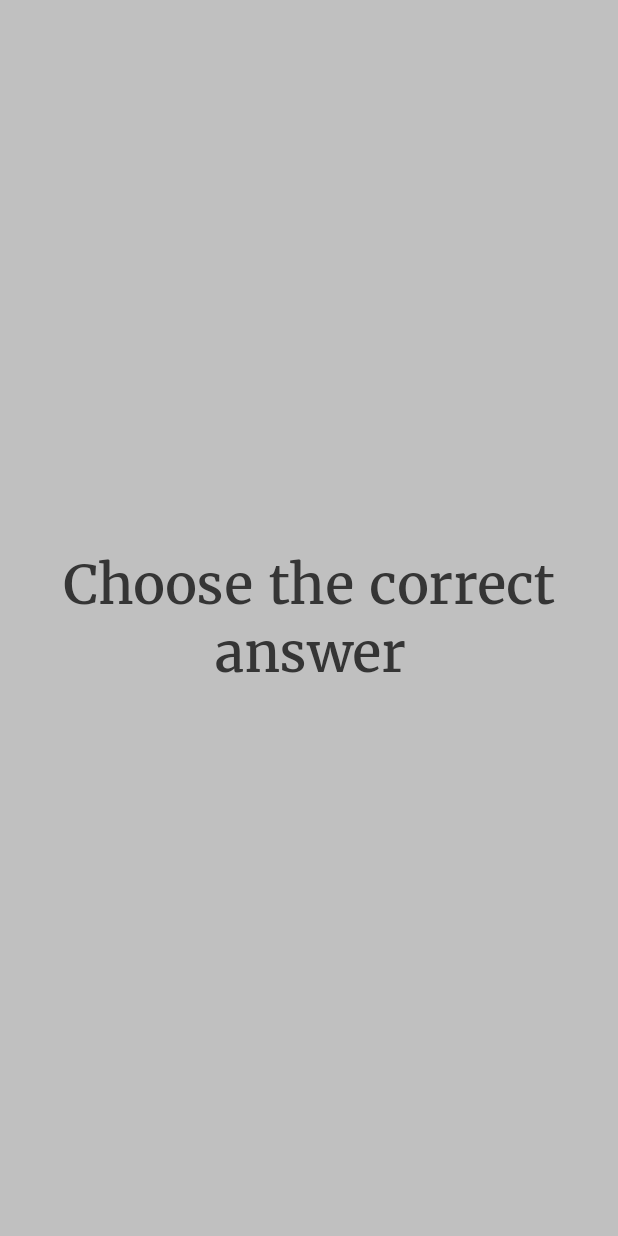
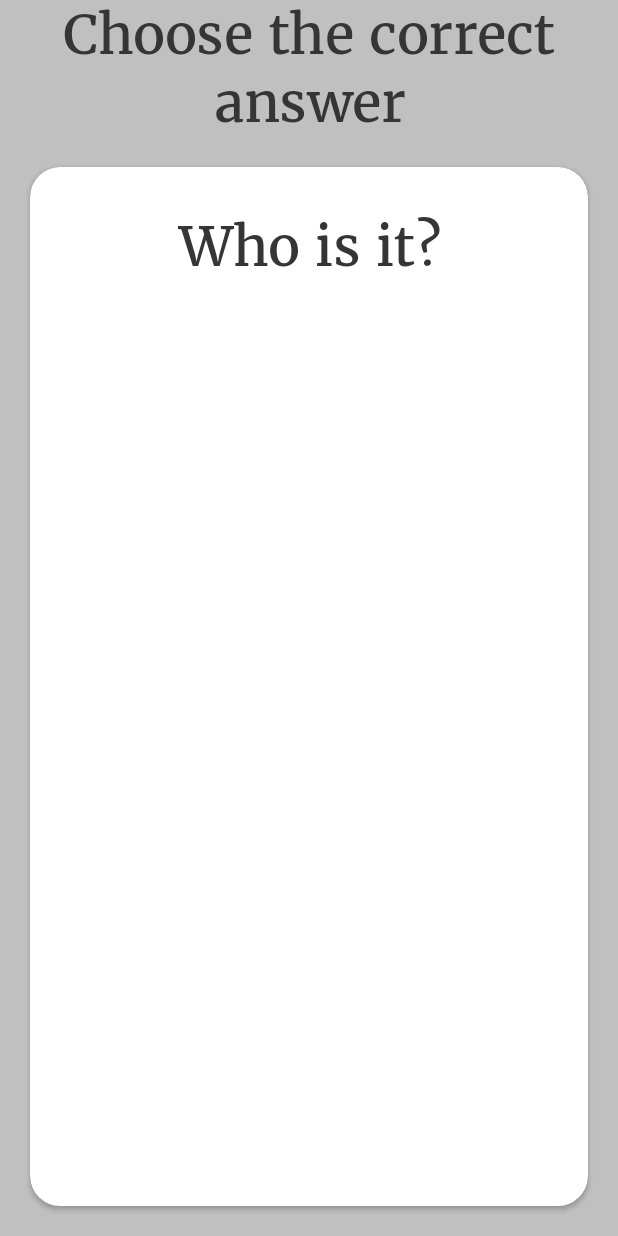
Before and after one commit to EinTheFrog/HistoryQuiz, an Android app: the MainGameFragment screen opened through its navigation route, on a phone screen of 412 x 824 dp. Run offline under Robolectric (Android 15) with nearby library versions, the phone set to English and light mode, and no system bars.

Commit message:
Add quiz card

```diff
--- a/app/build.gradle
+++ b/app/build.gradle
@@ -40,6 +40,7 @@ dependencies {
     implementation "androidx.navigation:navigation-fragment:$nav_version"
     implementation "androidx.navigation:navigation-ui:$nav_version"
     implementation "androidx.navigation:navigation-dynamic-features-fragment:$nav_version"
+    implementation "androidx.cardview:cardview:1.0.0"
 
     testImplementation 'junit:junit:4.13.2'
 
--- /dev/null
+++ b/app/src/main/java/com/einthefrog/historyquiz/ui/QuizCardFragment.java
@@ -0,0 +1,23 @@
+package com.einthefrog.historyquiz.ui;
+
+import android.os.Bundle;
+import android.view.LayoutInflater;
+import android.view.View;
+import android.view.ViewGroup;
+
+import androidx.fragment.app.Fragment;
+
+import com.einthefrog.historyquiz.databinding.FragmentQuizCardBinding;
+
+public class QuizCardFragment extends Fragment {
+
+    @Override
+    public View onCreateView(
+            LayoutInflater inflater,
+            ViewGroup container,
+            Bundle savedInstanceState
+    ) {
+        FragmentQuizCardBinding binding = FragmentQuizCardBinding.inflate(getLayoutInflater());
+        return binding.getRoot();
+    }
+}
--- a/app/src/main/res/layout/fragment_main_game.xml
+++ b/app/src/main/res/layout/fragment_main_game.xml
@@ -14,7 +14,23 @@
         android:layout_height="wrap_content"
         app:layout_constraintTop_toTopOf="parent"
         app:layout_constraintStart_toStartOf="parent"
+        app:layout_constraintEnd_toEndOf="parent" />
+
+    <androidx.cardview.widget.CardView
+        android:layout_width="0dp"
+        android:layout_height="0dp"
+        android:layout_margin="@dimen/quiz_card_margin"
+        app:cardCornerRadius="@dimen/quiz_card_corner_radius"
+        app:layout_constraintTop_toBottomOf="@id/text_task"
+        app:layout_constraintStart_toStartOf="parent"
         app:layout_constraintEnd_toEndOf="parent"
-        app:layout_constraintBottom_toBottomOf="parent" />
+        app:layout_constraintBottom_toBottomOf="parent">
+        <androidx.fragment.app.FragmentContainerView
+            android:id="@+id/quiz_card_fragment"
+            android:name="com.einthefrog.historyquiz.ui.QuizCardFragment"
+            android:layout_width="match_parent"
+            android:layout_height="match_parent"
+            android:layout_margin="@dimen/quiz_card_corner_radius"/>
+    </androidx.cardview.widget.CardView>
 
 </androidx.constraintlayout.widget.ConstraintLayout>
--- /dev/null
+++ b/app/src/main/res/layout/fragment_quiz_card.xml
@@ -0,0 +1,20 @@
+<?xml version="1.0" encoding="utf-8"?>
+<androidx.constraintlayout.widget.ConstraintLayout
+    xmlns:android="http://schemas.android.com/apk/res/android"
+    xmlns:app="http://schemas.android.com/apk/res-auto"
+    android:layout_width="match_parent"
+    android:layout_height="match_parent">
+
+    <TextView
+        android:id="@+id/text_task"
+        android:text="Who is it?"
+        android:textAppearance="?attr/textAppearanceHeadline2"
+        android:textAlignment="center"
+        android:layout_width="wrap_content"
+        android:layout_height="wrap_content"
+        android:padding="10dp"
+        app:layout_constraintTop_toTopOf="parent"
+        app:layout_constraintStart_toStartOf="parent"
+        app:layout_constraintEnd_toEndOf="parent" />
+
+</androidx.constraintlayout.widget.ConstraintLayout>
--- a/app/src/main/res/values/colors.xml
+++ b/app/src/main/res/values/colors.xml
@@ -7,6 +7,7 @@
     <color name="gray">#FF808080</color>
     <color name="light_slate_gray">#FF778899</color>
     <color name="slate_gray">#FF708090</color>
-    <color name="dark_gray">#353535</color>
-    <color name="orange">#FF5722</color>
+    <color name="dark_gray">#FF353535</color>
+    <color name="orange">#FFFF5722</color>
+    <color name="transparent">#00000000</color>
 </resources>
--- a/app/src/main/res/values/dimen.xml
+++ b/app/src/main/res/values/dimen.xml
@@ -1,4 +1,5 @@
 <?xml version="1.0" encoding="utf-8"?>
 <resources>
-    <dimen name="button_radius_large">10dp</dimen>
+    <dimen name="quiz_card_corner_radius">20dp</dimen>
+    <dimen name="quiz_card_margin">20dp</dimen>
 </resources>
```
